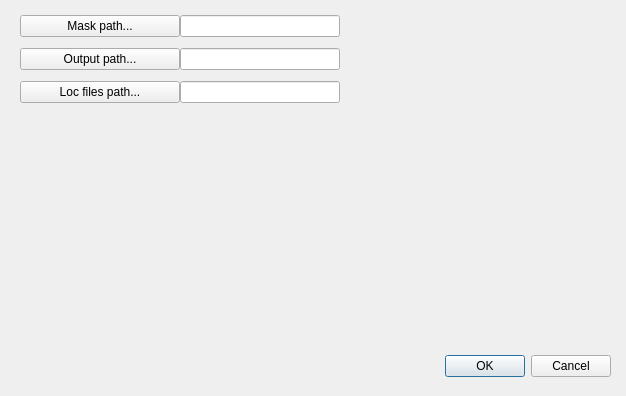
First picture: the form in CP/gui.ui, repository holzwok/Berufspraktikum, before the edit.
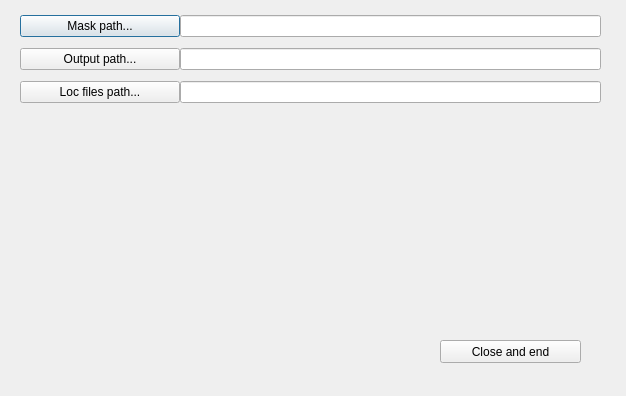
Second picture: the form after the edit.

The edit to the form file:
```diff
--- a/CP/gui.ui
+++ b/CP/gui.ui
@@ -13,22 +13,6 @@
   <property name="windowTitle">
    <string>RNA counter</string>
   </property>
-  <widget class="QDialogButtonBox" name="buttonBox">
-   <property name="geometry">
-    <rect>
-     <x>310</x>
-     <y>350</y>
-     <width>301</width>
-     <height>32</height>
-    </rect>
-   </property>
-   <property name="orientation">
-    <enum>Qt::Horizontal</enum>
-   </property>
-   <property name="standardButtons">
-    <set>QDialogButtonBox::Cancel|QDialogButtonBox::Ok</set>
-   </property>
-  </widget>
   <widget class="QWidget" name="verticalLayoutWidget">
    <property name="geometry">
     <rect>
@@ -67,7 +51,7 @@
     <rect>
      <x>180</x>
      <y>10</y>
-     <width>160</width>
+     <width>421</width>
      <height>101</height>
     </rect>
    </property>
@@ -95,6 +79,19 @@
     </item>
    </layout>
   </widget>
+  <widget class="QPushButton" name="pb_close">
+   <property name="geometry">
+    <rect>
+     <x>440</x>
+     <y>340</y>
+     <width>141</width>
+     <height>23</height>
+    </rect>
+   </property>
+   <property name="text">
+    <string>Close and end</string>
+   </property>
+  </widget>
  </widget>
  <resources/>
  <connections>
```
Left out of the diff: 35 changed lines with no effect on the pictures.
